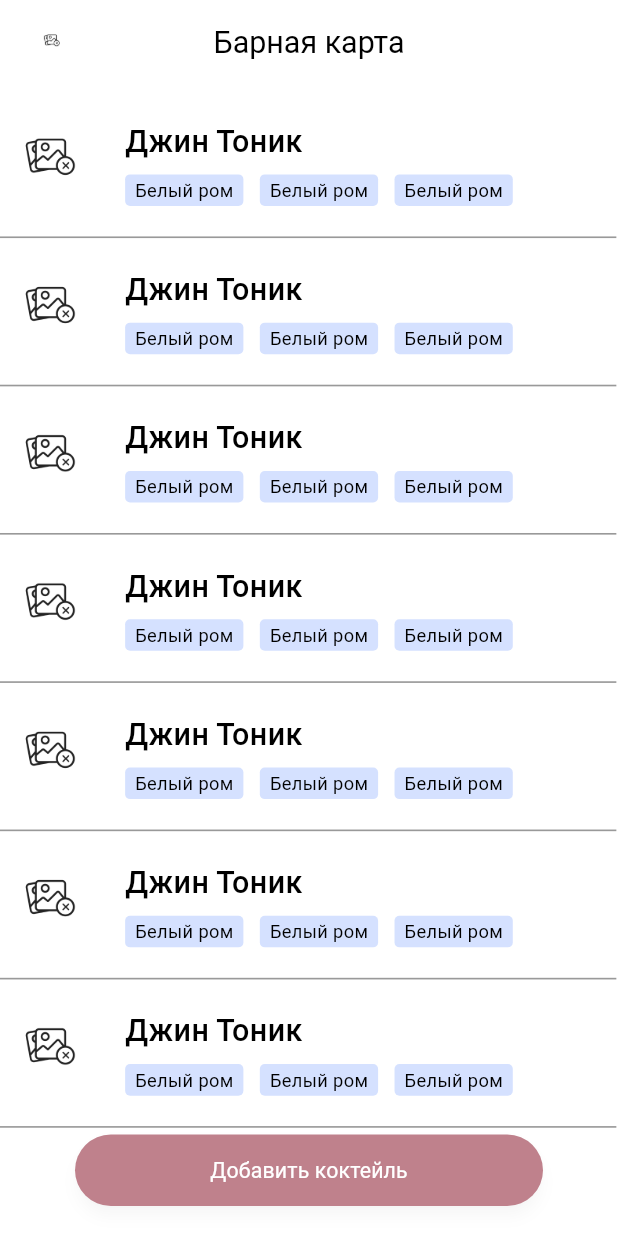
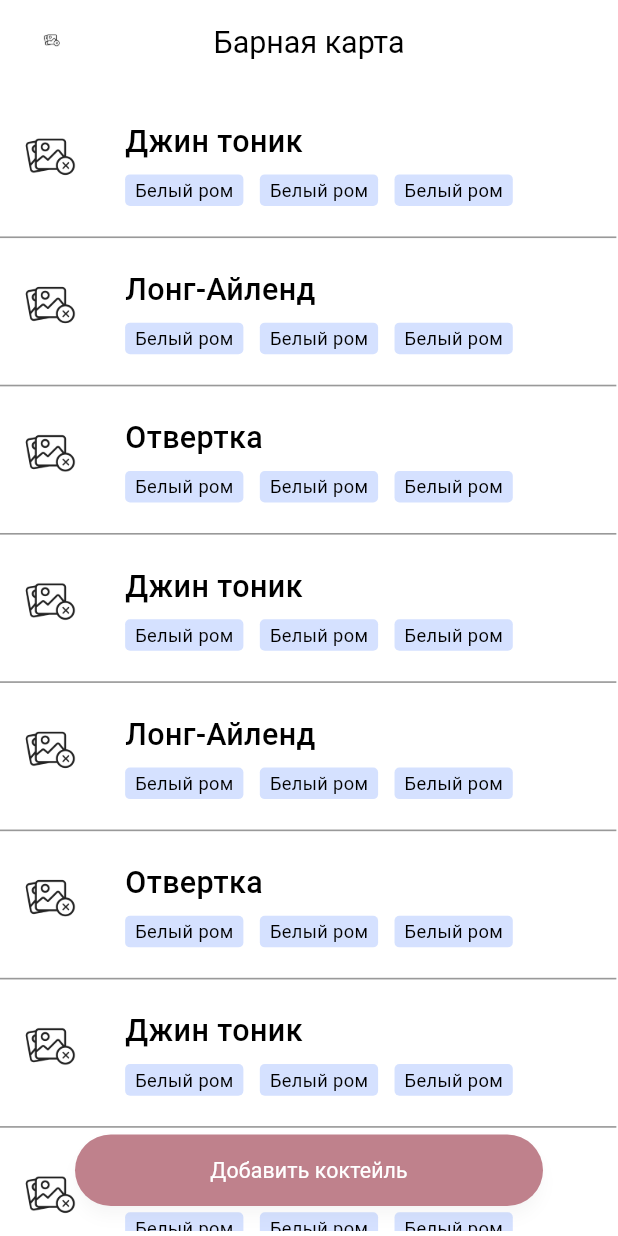
Before and after one commit to nvsich/csevent, a Flutter app: the EventBarCardScreen screen opened by its route, on a phone screen of 412 x 824 dp. Run offline on Flutter 3.47's test engine with Material 3 defaults, Android fonts, the light colour scheme and no system bars; our stand-ins replace cached_network_image, flutter_svg, pin_code_fields; Roboto replaces fonts that are missing (Montserrat).

Commit message:
add coctailDetailsScreen and fix positioned buttons

```diff
--- a/lib/routes/route_generator.dart
+++ b/lib/routes/route_generator.dart
@@ -5,6 +5,7 @@ import 'package:csevent/screens/dashboard/screens/dashboard.dart';
 import 'package:csevent/screens/dashboard/screens/events/add_cocktail_screen.dart';
 import 'package:csevent/screens/dashboard/screens/events/add_member_to_event_screen.dart';
 import 'package:csevent/screens/dashboard/screens/events/add_new_event_screen.dart';
+import 'package:csevent/screens/dashboard/screens/events/cocktail_details_screen.dart';
 import 'package:csevent/screens/dashboard/screens/events/edit_event_screen.dart';
 import 'package:csevent/screens/dashboard/screens/events/event_bar_card_screen.dart';
 import 'package:csevent/screens/dashboard/screens/events/event_details_screen.dart';
@@ -47,6 +48,9 @@ class RouteGenerator {
       '/dashboard/events/details/members/new';
 
   static const String eventBarCard = '/dashboard/events/details/barcard';
+
+  static const String cocktailDetails =
+      'dashboard/events/details/barcart/cocktail';
 
   static const String addCocktail =
       '/dashboard/events/details/barcard/add-cocktail';
@@ -150,6 +154,10 @@ class RouteGenerator {
       case addCocktail:
         return MaterialPageRoute(builder: (_) => const AddCocktailScreen());
 
+      case cocktailDetails:
+        return MaterialPageRoute(
+            builder: (_) => CocktailDetailsScreen(cocktailId: args as String));
+
       default:
         return _errorRoute();
     }
--- a/lib/screens/dashboard/screens/events/event_bar_card_screen.dart
+++ b/lib/screens/dashboard/screens/events/event_bar_card_screen.dart
@@ -22,22 +22,27 @@ class EventBarCardScreen extends StatelessWidget {
             child: SingleChildScrollView(
               child: Column(
                 children: [
-                  _buildDrink(context),
-                  _buildDrink(context),
-                  _buildDrink(context),
-                  _buildDrink(context),
-                  _buildDrink(context),
-                  _buildDrink(context),
-                  _buildDrink(context),
+                  _buildDrink(context, "Джин тоник"),
+                  _buildDrink(context, "Лонг-Айленд"),
+                  _buildDrink(context, "Отвертка"),
+                  _buildDrink(context, "Джин тоник"),
+                  _buildDrink(context, "Лонг-Айленд"),
+                  _buildDrink(context, "Отвертка"),
+                  _buildDrink(context, "Джин тоник"),
+                  _buildDrink(context, "Лонг-Айленд"),
+                  _buildDrink(context, "Отвертка"),
                 ],
               ),
             ),
           ),
-          Positioned(
+          Align(
+            alignment: Alignment.bottomCenter,
+            child: Padding(
+              padding: const EdgeInsets.only(
                 bottom: 20.0,
                 left: 50,
                 right: 50,
-            child: Center(
+              ),
               child: CustomElevatedButton(
                 text: "Добавить коктейль",
                 onPressed: () {
@@ -72,8 +77,15 @@ class EventBarCardScreen extends StatelessWidget {
     );
   }
 
-  Widget _buildDrink(BuildContext context) {
-    return Container(
+  Widget _buildDrink(BuildContext context, String drinkName) {
+    return GestureDetector(
+      onTap: () {
+        Navigator.of(context).pushNamed(
+          RouteGenerator.cocktailDetails,
+          arguments: drinkName,
+        );
+      },
+      child: Container(
         margin: EdgeInsets.only(right: 1.h),
         padding: EdgeInsets.symmetric(vertical: 11.v),
         decoration: AppDecoration.outlineBlack900,
@@ -98,7 +110,7 @@ class EventBarCardScreen extends StatelessWidget {
                   crossAxisAlignment: CrossAxisAlignment.start,
                   children: [
                     Text(
-                    "Джин Тоник",
+                      drinkName,
                       style: theme.textTheme.titleLarge,
                     ),
                     SizedBox(
@@ -115,6 +127,7 @@ class EventBarCardScreen extends StatelessWidget {
               ),
             ),
           ],
+        ),
       ),
     );
   }
--- a/lib/widgets/custom_checkbox_button.dart
+++ b/lib/widgets/custom_checkbox_button.dart
@@ -104,10 +104,6 @@ class CustomCheckboxButton extends StatelessWidget {
   Widget get checkboxWidget => SizedBox(
         height: iconSize ?? 17.h,
         width: iconSize ?? 17.h,
-        child: Container(
-          decoration: BoxDecoration(
-            color: Colors.white,
-          ),
         child: Checkbox(
           visualDensity: const VisualDensity(
             vertical: -4,
@@ -118,6 +114,5 @@ class CustomCheckboxButton extends StatelessWidget {
             onChange(value!);
           },
         ),
-        ),
       );
 }
```
Also changed, not shown: lib/screens/dashboard/screens/events/add_member_to_event_screen.dart (+9 -6 lines), lib/screens/dashboard/screens/events/cocktail_details_screen.dart (added, +258 -0 lines), lib/screens/dashboard/screens/events/event_members_screen.dart (+8 -5 lines), lib/screens/dashboard/screens/events/events_screen.dart (+8 -5 lines), lib/screens/dashboard/screens/warehouses/warehouse_details_screen.dart (+9 -6 lines), lib/screens/dashboard/screens/warehouses/warehouses_screen.dart (+8 -5 lines). Lines whose indentation alone changed are shown as unchanged.
